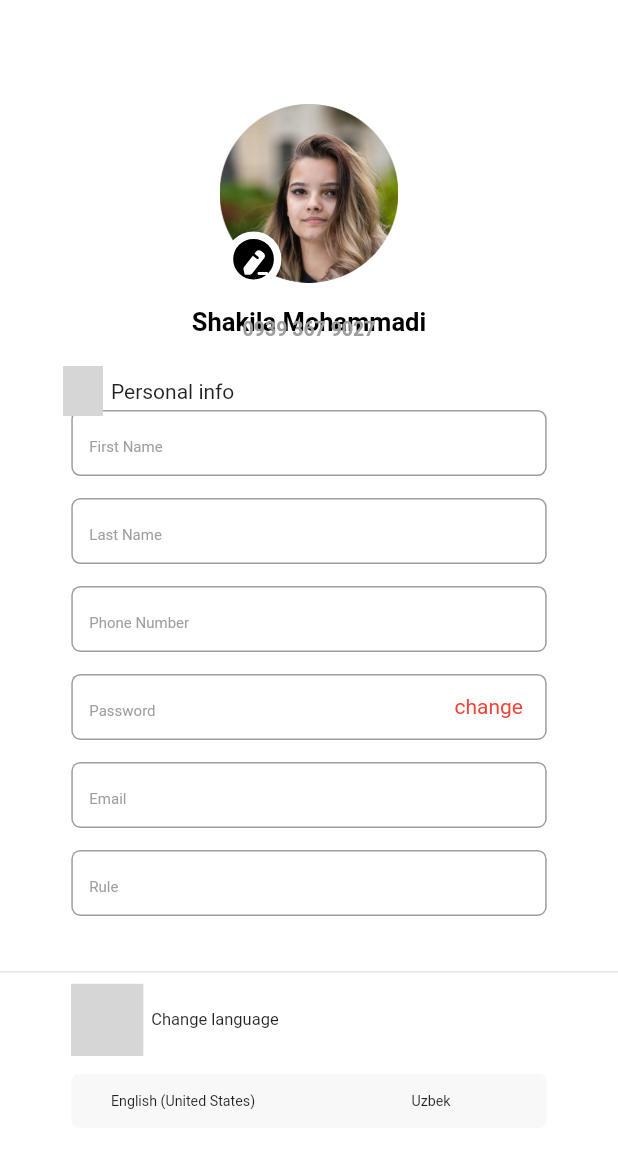
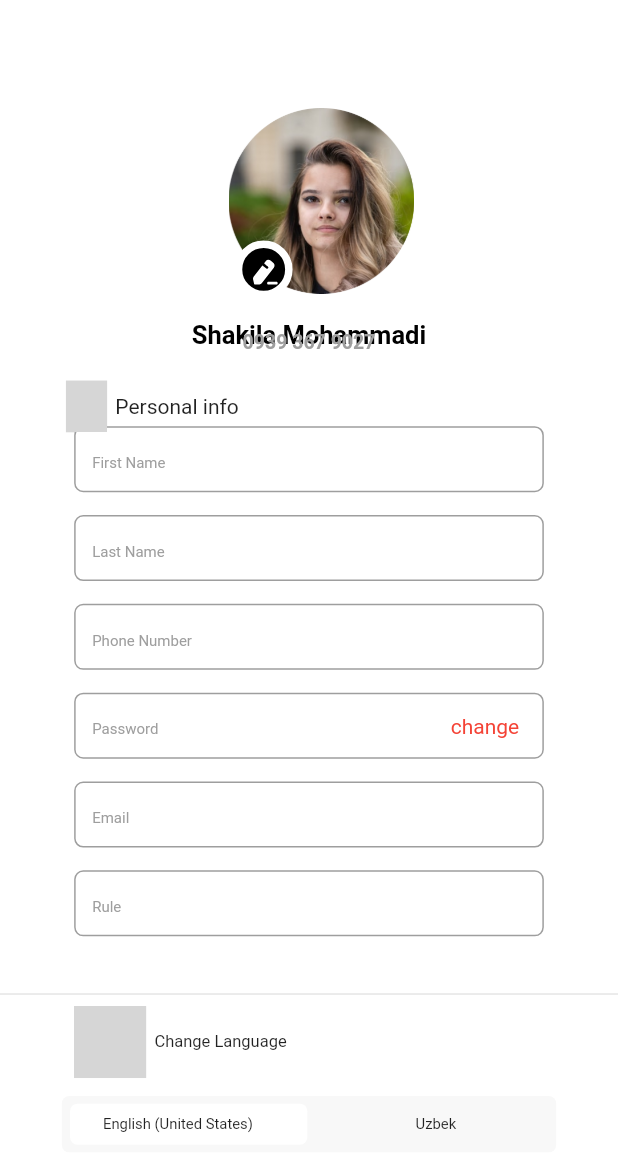
Before and after one commit to IslomjonCoder/book_store_app_git, a Flutter app: the ProfilePage screen opened directly, on a phone screen of 412 x 824 dp. Shown: the top 1171 px of the screen. Run offline on Flutter 3.47's test engine with Material 2 defaults, Android fonts, the phone set to English and light mode, and no system bars; our stand-ins replace easy_localization, flashy_tab_bar2, flutter_screenutil, flutter_svg, zoom_tap_animation; grey boxes are pictures that could not be loaded.

Commit message:
Profile language added

```diff
--- a/lib/ui/profile/profile.dart
+++ b/lib/ui/profile/profile.dart
@@ -1,4 +1,5 @@
 import 'package:book_store_app_git/ui/profile/widgets/textfield.dart';
+import 'package:easy_localization/easy_localization.dart';
 import 'package:flutter/material.dart';
 import 'package:flutter_svg/svg.dart';
 import 'package:flutter_screenutil/flutter_screenutil.dart';
@@ -15,7 +16,7 @@ class ProfilePage extends StatefulWidget {
 }
 
 class _ProfilePageState extends State<ProfilePage> {
-  String selectedLanguage = "";
+  String selectedLanguage = "English";
   @override
   Widget build(BuildContext context) {
     return Scaffold(
@@ -67,7 +68,7 @@ class _ProfilePageState extends State<ProfilePage> {
                           SizedBox(
                             width: 5.w,
                           ),
-                          const Text("Personal info"),
+                          Text(tr("personal_info"),),
                         ],
                       )),
                   Positioned(
@@ -95,48 +96,48 @@ class _ProfilePageState extends State<ProfilePage> {
                     padding: EdgeInsets.only(top: 280.h),
                     child: Column(
                       children: [
-                        const GlobalTextField(
-                          hintText: "First Name",
+                        GlobalTextField(
+                          hintText: tr("first_name"),
                           keyboardType: TextInputType.name,
                           textInputAction: TextInputAction.next,
                         ),
                         SizedBox(
                           height: 15.h,
                         ),
-                        const GlobalTextField(
-                          hintText: "Last Name",
+                        GlobalTextField(
+                          hintText: tr("last_name"),
                           keyboardType: TextInputType.name,
                           textInputAction: TextInputAction.next,
                         ),
                         SizedBox(
                           height: 15.h,
                         ),
-                        const GlobalTextField(
-                          hintText: "Phone Number",
+                        GlobalTextField(
+                          hintText: tr("phone_number"),
                           keyboardType: TextInputType.number,
                           textInputAction: TextInputAction.next,
                         ),
                         SizedBox(
                           height: 15.h,
                         ),
-                        const GlobalTextField(
-                          hintText: "Password",
+                        GlobalTextField(
+                          hintText: tr("password"),
                           keyboardType: TextInputType.visiblePassword,
                           textInputAction: TextInputAction.next,
                         ),
                         SizedBox(
                           height: 15.h,
                         ),
-                        const GlobalTextField(
-                          hintText: "Email",
+                        GlobalTextField(
+                          hintText: tr("email"),
                           keyboardType: TextInputType.emailAddress,
                           textInputAction: TextInputAction.next,
                         ),
                         SizedBox(
                           height: 15.h,
                         ),
-                        const GlobalTextField(
-                          hintText: "Rule",
+                        GlobalTextField(
+                          hintText: tr("rule"),
                           keyboardType: TextInputType.name,
                           textInputAction: TextInputAction.done,
                         ),
@@ -164,9 +165,9 @@ class _ProfilePageState extends State<ProfilePage> {
                   SizedBox(
                     width: 5.w,
                   ),
-                  const Text(
-                    "Change language",
-                    style: TextStyle(fontWeight: FontWeight.w400, fontSize: 11),
+                  Text(
+                    tr("change_language"),
+                    style: const TextStyle(fontWeight: FontWeight.w400, fontSize: 11),
                   ),
                 ],
               ),
@@ -187,8 +188,11 @@ class _ProfilePageState extends State<ProfilePage> {
                       child: GestureDetector(
                         onTap: () {
                           setState(() {
-                            selectedLanguage = "English"; // Set selected language
-                          });
+                            selectedLanguage = "English";
+                          },);
+                          context.setLocale(
+                            const Locale("en"),
+                          );
                         },
                         child: Container(
                           height: 27.h,
@@ -215,8 +219,12 @@ class _ProfilePageState extends State<ProfilePage> {
                       child: GestureDetector(
                         onTap: () {
                           setState(() {
-                            selectedLanguage = "Uzbek"; // Set selected language
-                          });
+                            selectedLanguage = "Uzbek";
+                          }
+                          );
+                          context.setLocale(
+                            const Locale("uz"),
+                          );
                         },
                         child: Container(
                           height: 27.h,
--- a/lib/ui/profile/widgets/textfield.dart
+++ b/lib/ui/profile/widgets/textfield.dart
@@ -1,3 +1,4 @@
+import 'package:easy_localization/easy_localization.dart';
 import 'package:flutter/material.dart';
 import 'package:flutter_screenutil/flutter_screenutil.dart';
 
@@ -64,7 +65,7 @@ class _GlobalTextFieldState extends State<GlobalTextField> {
             child: Container(
               padding: EdgeInsets.only(right: 15.w,top: 14.h),
               child: Text(
-                "change",
+                tr("change"),
                 style: TextStyle(
                   color: changeTextColor,
                 ),
--- a/pubspec.yaml
+++ b/pubspec.yaml
@@ -19,6 +19,8 @@ dependencies:
   flutter_svg: ^2.0.7
   flashy_tab_bar2: ^0.0.6
   zoom_tap_animation: ^1.1.0
+  easy_localization: ^3.0.2
+
 
 dev_dependencies:
   flutter_test:
```
Also changed, not shown: assets/translations/en.json (added, +11 -0 lines), assets/translations/uz.json (added, +11 -0 lines), lib/main.dart (+17 -3 lines), pubspec.lock, 4 other files.
